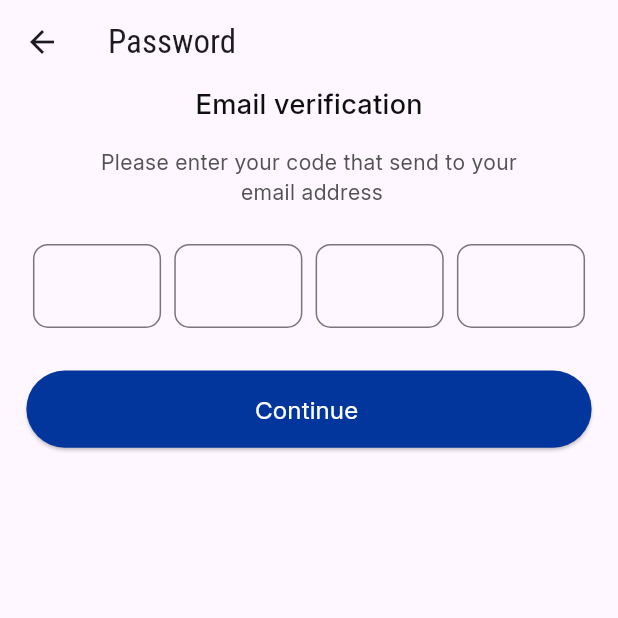
After one commit to Eslam-mahmou/online_exam_app, a Flutter app: the ForgetPassword screen opened by its route, after a tap on "Continue", on a phone screen of 412 x 824 dp, the top half of it. The commit adds this screen. Run offline on Flutter 3.47's test engine with Material 3 defaults, Android fonts, the phone set to English and light mode, and no system bars; our stand-ins replace flutter_screenutil.

Commit message:
*Edit style_manager.dart(add height). *Add ForgetPassword Folder(3 files).

```diff
--- a/lib/core/Utils/style_manager.dart
+++ b/lib/core/Utils/style_manager.dart
@@ -6,8 +6,10 @@ import 'package:online_exam_app/core/Utils/font_manager.dart';
 TextStyle getTextStyle(double fontSize, FontWeight fontWeight, Color color,
     {String fontFamily = FontFamily.inter,
     TextDecoration? decoration,
+    double? height,
     Color decorationColor = ColorsManager.blackColor}) {
   return TextStyle(
+      height: height,
       fontSize: fontSize.sp,
       fontWeight: fontWeight,
       color: color,
--- a/lib/core/routes_generator/pages_routes.dart
+++ b/lib/core/routes_generator/pages_routes.dart
@@ -3,4 +3,7 @@ abstract class PagesRoutes {
   static const String signUpScreen="signup";
   static const String layoutScreen = "layout_screen";
   static const String resetPassword = "reset_password";
+  static const String forgetPassword = "forget_password";
+  static const String emailVerification = "email_verification";
+  static const String resetPassLogin = "reset_pass_login";
 }
--- a/lib/core/routes_generator/routes_generator.dart
+++ b/lib/core/routes_generator/routes_generator.dart
@@ -1,5 +1,8 @@
 import 'package:flutter/material.dart';
 import 'package:online_exam_app/core/routes_generator/pages_routes.dart';
+import 'package:online_exam_app/presentation/auth/pages/forget_password/email_verification.dart';
+import 'package:online_exam_app/presentation/auth/pages/forget_password/forget_password.dart';
+import 'package:online_exam_app/presentation/auth/pages/forget_password/reset_pass_login.dart';
 import 'package:online_exam_app/presentation/auth/pages/login_screen.dart';
 import 'package:online_exam_app/presentation/auth/pages/reset_password.dart';
 import 'package:online_exam_app/presentation/auth/pages/sign_up_screen.dart';
@@ -18,6 +21,17 @@ class RoutesGenerator {
       case PagesRoutes.layoutScreen:
         return MaterialPageRoute(
             builder: (context) => const LayoutScreen(), settings: settings);
+      case PagesRoutes.forgetPassword:
+        return MaterialPageRoute(
+            builder: (context) => const ForgetPassword(), settings: settings);
+      case PagesRoutes.emailVerification:
+        return MaterialPageRoute(
+            builder: (context) => const EmailVerification(),
+            settings: settings);
+      case PagesRoutes.resetPassLogin:
+        return MaterialPageRoute(
+            builder: (context) => const ResetPasswordLogin(),
+            settings: settings);
       default :
         return unDefinedRoute();
     }
--- /dev/null
+++ b/lib/presentation/auth/pages/forget_password/email_verification.dart
@@ -0,0 +1,181 @@
+import 'package:flutter/material.dart';
+import 'package:flutter_screenutil/flutter_screenutil.dart';
+import 'package:online_exam_app/core/routes_generator/pages_routes.dart';
+import 'package:online_exam_app/core/widget/custom_validate.dart';
+
+import '../../../../core/Utils/colors_manager.dart';
+import '../../../../core/Utils/font_manager.dart';
+import '../../../../core/Utils/style_manager.dart';
+import '../../../../core/widget/custom_elevated_button.dart';
+import '../../../../core/widget/custom_text_from_field.dart';
+
+class EmailVerification extends StatelessWidget {
+  const EmailVerification({super.key});
+
+  @override
+  Widget build(BuildContext context) {
+    return Scaffold(
+      appBar: AppBar(
+        title: const Text("Password"),
+      ),
+      body: Column(
+        children: [
+          Text(
+            "Email verification",
+            style: getTextStyle(FontSize.s18, FontWeightManager.medium,
+                ColorsManager.blackColor),
+          ),
+          SizedBox(
+            height: 16.h,
+          ),
+          Text(
+            "Please enter your code that send to your\n email address",
+            textAlign: TextAlign.center,
+            style: getTextStyle(
+              FontSize.s14,
+              FontWeightManager.regular,
+              ColorsManager.greyColor,
+              height: 1.4.h,
+            ),
+          ),
+          SizedBox(
+            height: 24.h,
+          ),
+          Row(
+            mainAxisAlignment: MainAxisAlignment.spaceAround,
+            children: [
+              SizedBox(
+                width: 16.w,
+              ),
+              Expanded(
+                child: Padding(
+                  padding: EdgeInsets.symmetric(
+                    horizontal: 4.w,
+                  ),
+                  child: TextFormField(
+                    // validator: validator,
+                    // obscureText: obscureText,
+                    style: getTextStyle(FontSize.s16, FontWeightManager.regular,
+                        ColorsManager.blackColor,
+                        fontFamily: FontFamily.roboto),
+                    decoration: InputDecoration(
+                      label: Text(''),
+                      labelStyle: getTextStyle(FontSize.s12,
+                          FontWeightManager.regular, ColorsManager.greyColor,
+                          fontFamily: FontFamily.roboto),
+                      border: OutlineInputBorder(
+                          borderRadius: BorderRadius.circular(10),
+                          borderSide: const BorderSide(
+                              color: ColorsManager.greyColor, width: 1)),
+                      errorBorder: OutlineInputBorder(
+                          borderRadius: BorderRadius.circular(10),
+                          borderSide: const BorderSide(
+                              color: ColorsManager.redColor, width: 1)),
+                    ),
+                  ),
+                ),
+              ),
+              Expanded(
+                child: Padding(
+                  padding: EdgeInsets.symmetric(
+                    horizontal: 4.w,
+                  ),
+                  child: TextFormField(
+                    // validator: validator,
+                    // obscureText: obscureText,
+                    style: getTextStyle(FontSize.s16, FontWeightManager.regular,
+                        ColorsManager.blackColor,
+                        fontFamily: FontFamily.roboto),
+                    decoration: InputDecoration(
+                      label: Text(''),
+                      labelStyle: getTextStyle(FontSize.s12,
+                          FontWeightManager.regular, ColorsManager.greyColor,
+                          fontFamily: FontFamily.roboto),
+                      border: OutlineInputBorder(
+                          borderRadius: BorderRadius.circular(10),
+                          borderSide: const BorderSide(
+                              color: ColorsManager.greyColor, width: 1)),
+                      errorBorder: OutlineInputBorder(
+                          borderRadius: BorderRadius.circular(10),
+                          borderSide: const BorderSide(
+                              color: ColorsManager.redColor, width: 1)),
+                    ),
+                  ),
+                ),
+              ),
+              Expanded(
+                child: Padding(
+                  padding: EdgeInsets.symmetric(
+                    horizontal: 4.w,
+                  ),
+                  child: TextFormField(
+                    // validator: validator,
+                    // obscureText: obscureText,
+                    style: getTextStyle(FontSize.s16, FontWeightManager.regular,
+                        ColorsManager.blackColor,
+                        fontFamily: FontFamily.roboto),
+                    decoration: InputDecoration(
+                      label: Text(''),
+                      labelStyle: getTextStyle(FontSize.s12,
+                          FontWeightManager.regular, ColorsManager.greyColor,
+                          fontFamily: FontFamily.roboto),
+                      border: OutlineInputBorder(
+                          borderRadius: BorderRadius.circular(10),
+                          borderSide: const BorderSide(
+                              color: ColorsManager.greyColor, width: 1)),
+                      errorBorder: OutlineInputBorder(
+                          borderRadius: BorderRadius.circular(10),
+                          borderSide: const BorderSide(
+                              color: ColorsManager.redColor, width: 1)),
+                    ),
+                  ),
+                ),
+              ),
+              Expanded(
+                child: Padding(
+                  padding: EdgeInsets.symmetric(
+                    horizontal: 4.w,
+                  ),
+                  child: TextFormField(
+                    // validator: validator,
+                    // obscureText: obscureText,
+                    style: getTextStyle(FontSize.s16, FontWeightManager.regular,
+                        ColorsManager.blackColor,
+                        fontFamily: FontFamily.roboto),
+                    decoration: InputDecoration(
+                      label: Text(''),
+                      labelStyle: getTextStyle(FontSize.s12,
+                          FontWeightManager.regular, ColorsManager.greyColor,
+                          fontFamily: FontFamily.roboto),
+                      border: OutlineInputBorder(
+                          borderRadius: BorderRadius.circular(10),
+                          borderSide: const BorderSide(
+                              color: ColorsManager.greyColor, width: 1)),
+                      errorBorder: OutlineInputBorder(
+                          borderRadius: BorderRadius.circular(10),
+                          borderSide: const BorderSide(
+                              color: ColorsManager.redColor, width: 1)),
+                    ),
+                  ),
+                ),
+              ),
+              SizedBox(
+                width: 16.w,
+              ),
+            ],
+          ),
+          SizedBox(
+            height: 20.h,
+          ),
+          CustomElevatedButton(
+            label: 'Continue',
+            onTap: () {
+              Navigator.pushNamed(context, PagesRoutes.resetPassLogin);
+            },
+            backgroundColor: ColorsManager.primaryColor,
+          ),
+        ],
+      ),
+    );
+  }
+}
--- /dev/null
+++ b/lib/presentation/auth/pages/forget_password/forget_password.dart
@@ -0,0 +1,63 @@
+import 'package:flutter/material.dart';
+import 'package:flutter_screenutil/flutter_screenutil.dart';
+import 'package:online_exam_app/core/Utils/font_manager.dart';
+import 'package:online_exam_app/core/Utils/style_manager.dart';
+import 'package:online_exam_app/core/routes_generator/pages_routes.dart';
+import 'package:online_exam_app/core/widget/custom_validate.dart';
+
+import '../../../../core/Utils/colors_manager.dart';
+import '../../../../core/widget/custom_elevated_button.dart';
+import '../../../../core/widget/custom_text_from_field.dart';
+
+class ForgetPassword extends StatelessWidget {
+  const ForgetPassword({super.key});
+
+  @override
+  Widget build(BuildContext context) {
+    return Scaffold(
+      appBar: AppBar(
+        title: const Text("Password"),
+      ),
+      body: Column(
+        children: [
+          Text(
+            "Forget Password",
+            style: getTextStyle(FontSize.s18, FontWeightManager.medium,
+                ColorsManager.blackColor),
+          ),
+          SizedBox(
+            height: 16.h,
+          ),
+          Text(
+            "Please enter your email associated to\n your account",
+            textAlign: TextAlign.center,
+            style: getTextStyle(
+              FontSize.s14,
+              FontWeightManager.regular,
+              ColorsManager.greyColor,
+              height: 1.4.h,
+            ),
+          ),
+          SizedBox(
+            height: 24.h,
+          ),
+          CustomTextFromField(
+            labelText: "Email",
+            hinText: "Enter your email",
+            validator: AppValidate.validateUserName,
+          ),
+          SizedBox(
+            height: 20.h,
+          ),
+          CustomElevatedButton(
+            label: 'Continue',
+            onTap: () {
+              Navigator.pushNamed(context, PagesRoutes.emailVerification);
+            },
+            backgroundColor: ColorsManager.primaryColor,
+          ),
+        ],
+      ),
+    );
+  }
+}
--- /dev/null
+++ b/lib/presentation/auth/pages/forget_password/reset_pass_login.dart
@@ -0,0 +1,67 @@
+import 'package:flutter/material.dart';
+import 'package:flutter_screenutil/flutter_screenutil.dart';
+import 'package:online_exam_app/core/Utils/font_manager.dart';
+import 'package:online_exam_app/core/Utils/style_manager.dart';
+import 'package:online_exam_app/core/widget/custom_validate.dart';
+
+import '../../../../core/Utils/colors_manager.dart';
+import '../../../../core/widget/custom_elevated_button.dart';
+import '../../../../core/widget/custom_text_from_field.dart';
+
+class ResetPasswordLogin extends StatelessWidget {
+  const ResetPasswordLogin({super.key});
+
+  @override
+  Widget build(BuildContext context) {
+    return Scaffold(
+      appBar: AppBar(
+        title: const Text("Password"),
+      ),
+      body: Column(
+        children: [
+          Text(
+            "Reset password",
+            style: getTextStyle(FontSize.s18, FontWeightManager.medium,
+                ColorsManager.blackColor),
+          ),
+          SizedBox(
+            height: 16.h,
+          ),
+          Text(
+            "Password must not be empty and must contain\n6 characters with upper case letter and one\nnumber at least",
+            textAlign: TextAlign.center,
+            style: getTextStyle(
+              FontSize.s14,
+              FontWeightManager.regular,
+              ColorsManager.greyColor,
+              height: 1.4.h,
+            ),
+          ),
+          SizedBox(
+            height: 24.h,
+          ),
+          CustomTextFromField(
+            labelText: "New password",
+            hinText: "Enter your password",
+            validator: AppValidate.validateUserName,
+          ),
+          CustomTextFromField(
+            labelText: "Confirm password",
+            hinText: "Confirm password",
+            validator: AppValidate.validateUserName,
+          ),
+          SizedBox(
+            height: 20.h,
+          ),
+          CustomElevatedButton(
+            label: 'Continue',
+            onTap: () {
+              // Navigator.pushNamed(context, PagesRoutes.emailVerification);
+            },
+            backgroundColor: ColorsManager.primaryColor,
+          ),
+        ],
+      ),
+    );
+  }
+}
```
